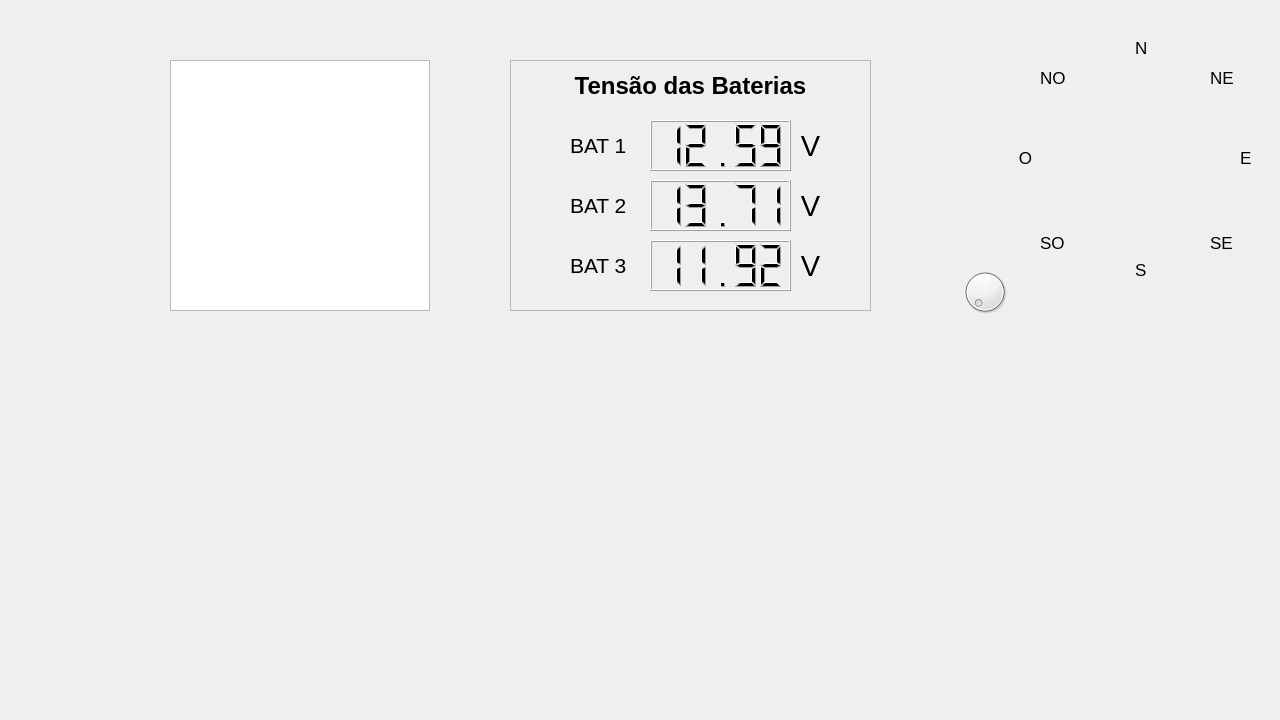
Before: the Qt Designer form QtZeniteInterface/navigation.ui in ZeniteSolar/Zenite-GUI, drawn with Qt 5.
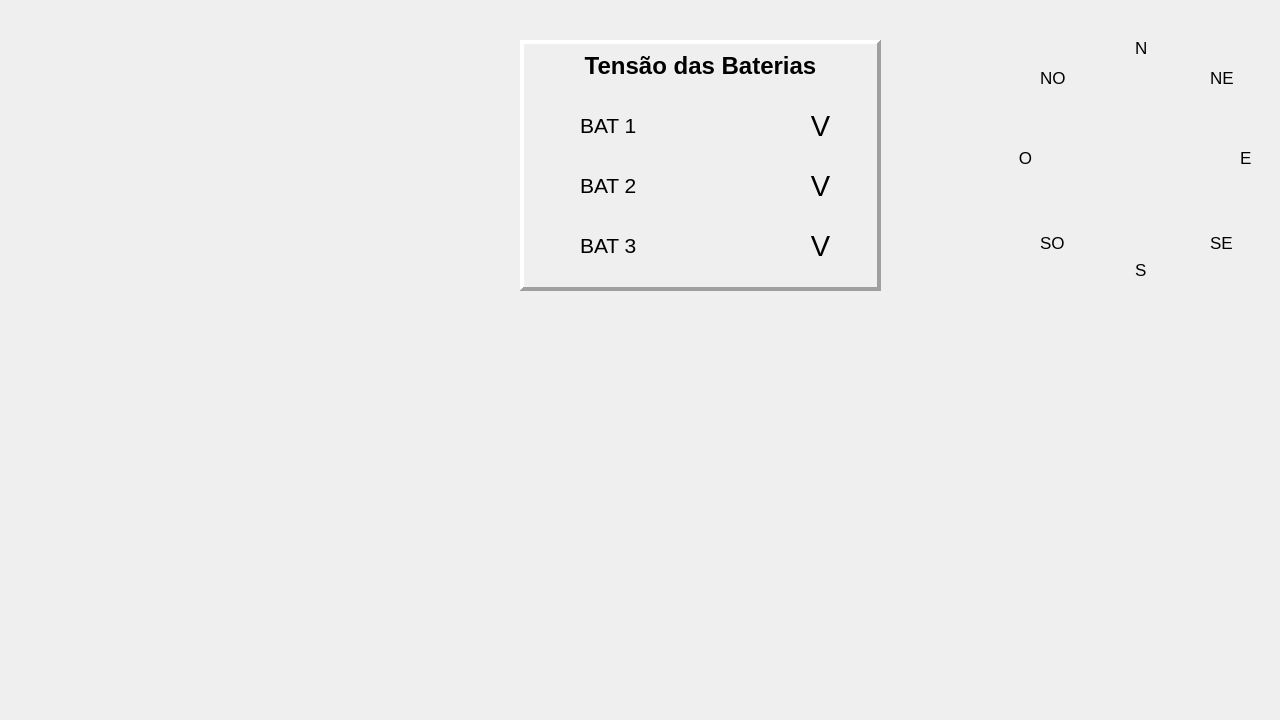
After: the same form once the commit is applied.

Commit message: Created QLCDNumber objects, changes in ui positions

Diff of the .ui file:
```diff
--- a/QtZeniteInterface/navigation.ui
+++ b/QtZeniteInterface/navigation.ui
@@ -13,16 +13,6 @@
   <property name="windowTitle">
    <string>Navigation</string>
   </property>
-  <widget class="QGraphicsView" name="graphicsView">
-   <property name="geometry">
-    <rect>
-     <x>170</x>
-     <y>60</y>
-     <width>260</width>
-     <height>251</height>
-    </rect>
-   </property>
-  </widget>
   <widget class="QLabel" name="label_12">
    <property name="geometry">
     <rect>
@@ -104,18 +94,21 @@
   <widget class="QFrame" name="VoltageFrame">
    <property name="geometry">
     <rect>
-     <x>510</x>
-     <y>60</y>
+     <x>520</x>
+     <y>40</y>
      <width>361</width>
      <height>251</height>
     </rect>
    </property>
    <property name="frameShape">
-    <enum>QFrame::StyledPanel</enum>
+    <enum>QFrame::Panel</enum>
    </property>
    <property name="frameShadow">
     <enum>QFrame::Raised</enum>
    </property>
+   <property name="lineWidth">
+    <number>4</number>
+   </property>
    <widget class="QLabel" name="GPSinfo_8">
     <property name="geometry">
      <rect>
@@ -158,22 +151,6 @@
      <set>Qt::AlignCenter</set>
     </property>
    </widget>
-   <widget class="QLCDNumber" name="VBat3">
-    <property name="geometry">
-     <rect>
-      <x>140</x>
-      <y>180</y>
-      <width>141</width>
-      <height>51</height>
-     </rect>
-    </property>
-    <property name="digitCount">
-     <number>5</number>
-    </property>
-    <property name="value" stdset="0">
-     <double>11.920000000000000</double>
-    </property>
-   </widget>
    <widget class="QLabel" name="VFrameBat2">
     <property name="geometry">
      <rect>
@@ -213,22 +190,6 @@
      <set>Qt::AlignCenter</set>
     </property>
    </widget>
-   <widget class="QLCDNumber" name="VBat2">
-    <property name="geometry">
-     <rect>
-      <x>140</x>
-      <y>120</y>
-      <width>141</width>
-      <height>51</height>
-     </rect>
-    </property>
-    <property name="digitCount">
-     <number>5</number>
-    </property>
-    <property name="value" stdset="0">
-     <double>13.710000000000001</double>
-    </property>
-   </widget>
    <widget class="QLabel" name="VFrameBat3">
     <property name="geometry">
      <rect>
@@ -247,25 +208,6 @@
      <string>BAT 3</string>
     </property>
    </widget>
-   <widget class="QLCDNumber" name="VBat1">
-    <property name="geometry">
-     <rect>
-      <x>140</x>
-      <y>60</y>
-      <width>141</width>
-      <height>51</height>
-     </rect>
-    </property>
-    <property name="smallDecimalPoint">
-     <bool>false</bool>
-    </property>
-    <property name="digitCount">
-     <number>5</number>
-    </property>
-    <property name="value" stdset="0">
-     <double>12.590000000000000</double>
-    </property>
-   </widget>
    <widget class="QLabel" name="VBatTitle">
     <property name="geometry">
      <rect>
@@ -379,19 +321,6 @@
     <string>SE</string>
    </property>
   </widget>
-  <widget class="QDial" name="compass_dial">
-   <property name="geometry">
-    <rect>
-     <x>960</x>
-     <y>260</y>
-     <width>50</width>
-     <height>64</height>
-    </rect>
-   </property>
-   <property name="maximum">
-    <number>360</number>
-   </property>
-  </widget>
  </widget>
  <resources/>
  <connections/>
```
The commit also changes 2 other files.
